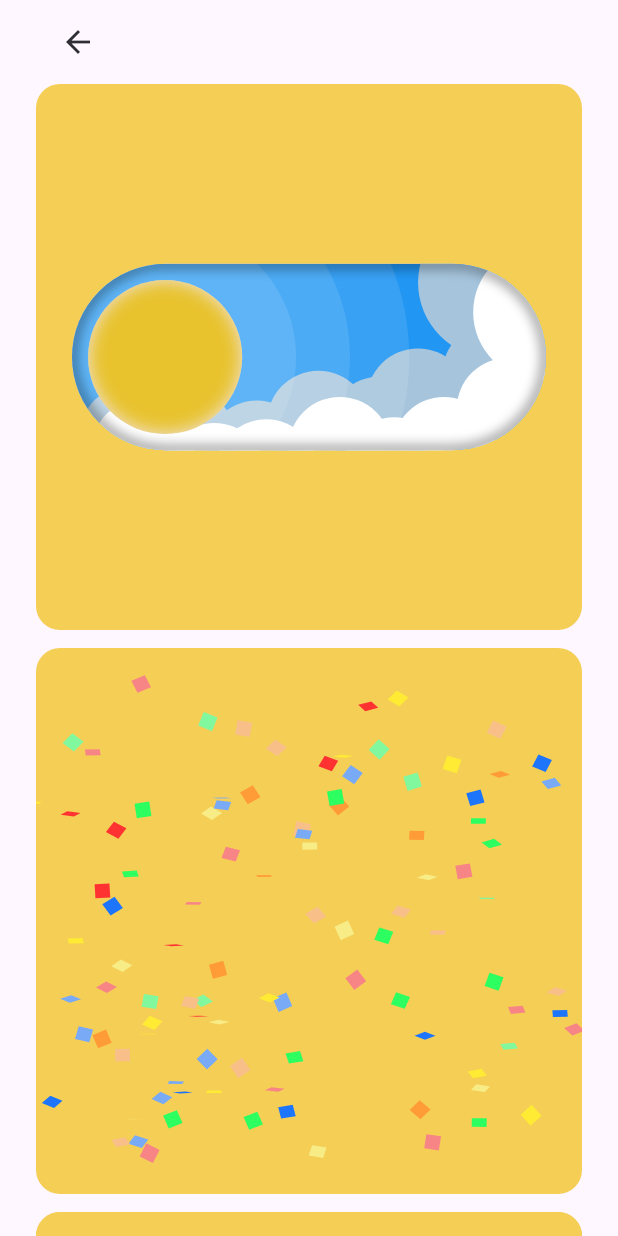
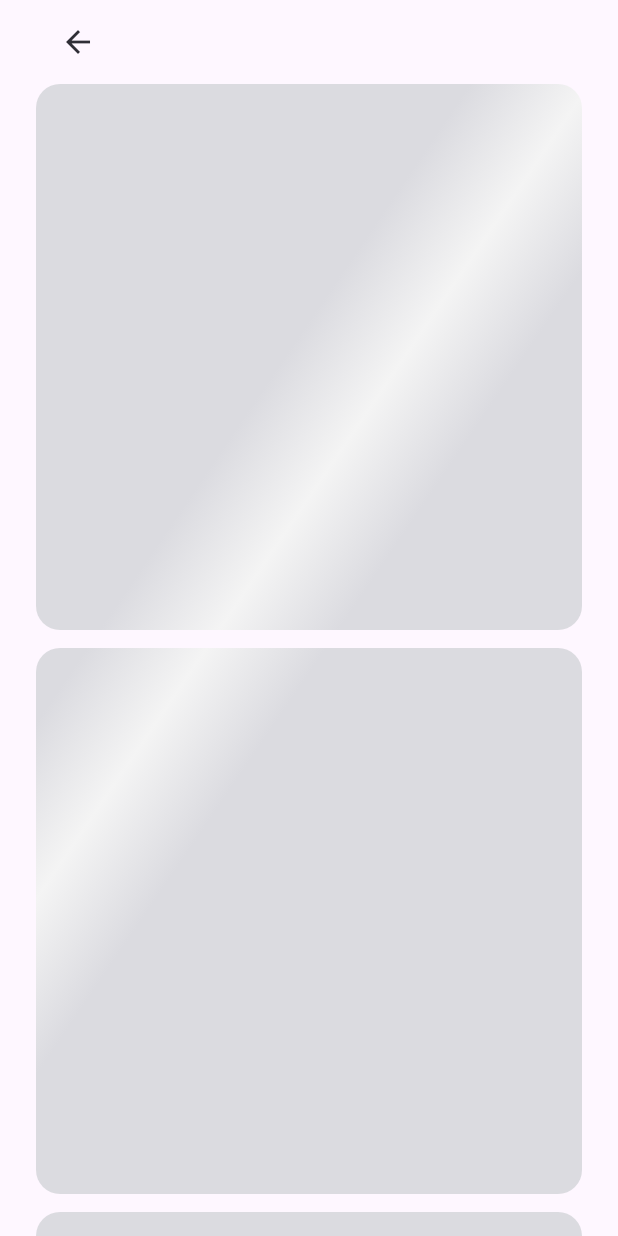
Before and after one commit to Haeheum/portfolio, a Flutter app: the StrengthPage screen opened directly, on a phone screen of 412 x 824 dp. Run offline on Flutter 3.47's test engine with Material 3 defaults, Android fonts, the light colour scheme and no system bars; our stand-ins replace audioplayers, google_fonts.

Commit message:
feat: shimmer effect added

```diff
--- /dev/null
+++ b/lib/src/presentation/custom/shimmer_effect.dart
@@ -0,0 +1,166 @@
+import 'package:flutter/material.dart';
+
+const shimmerGradient = LinearGradient(
+  colors: [
+    Color(0xFFDBDBE0),
+    Color(0xFFF4F4F4),
+    Color(0xFFDBDBE0),
+
+  ],
+  stops: [
+    0.35,
+    0.5,
+    0.65,
+  ],
+  begin: Alignment(-1.0, -0.3),
+  end: Alignment(1.0, 0.3),
+  tileMode: TileMode.clamp,
+);
+
+class Shimmer extends StatefulWidget {
+  static ShimmerState? of(BuildContext context) {
+    return context.findAncestorStateOfType<ShimmerState>();
+  }
+
+  const Shimmer({
+    super.key,
+    this.linearGradient = shimmerGradient,
+    this.child,
+  });
+
+  final LinearGradient linearGradient;
+  final Widget? child;
+
+  @override
+  ShimmerState createState() => ShimmerState();
+}
+
+class ShimmerState extends State<Shimmer> with SingleTickerProviderStateMixin {
+  late AnimationController _shimmerController;
+
+  @override
+  void initState() {
+    super.initState();
+
+    _shimmerController = AnimationController.unbounded(vsync: this)
+      ..repeat(min: -1, max: 2, period: const Duration(seconds: 2));
+  }
+
+  @override
+  void dispose() {
+    _shimmerController.dispose();
+    super.dispose();
+  }
+
+  LinearGradient get gradient => LinearGradient(
+        colors: widget.linearGradient.colors,
+        stops: widget.linearGradient.stops,
+        begin: widget.linearGradient.begin,
+        end: widget.linearGradient.end,
+        transform:
+            _SlidingGradientTransform(slidePercent: _shimmerController.value),
+      );
+
+  bool get isSized =>
+      (context.findRenderObject() as RenderBox?)?.hasSize ?? false;
+
+  Size get size => (context.findRenderObject() as RenderBox).size;
+
+  Offset getDescendantOffset({
+    required RenderBox descendant,
+    Offset offset = Offset.zero,
+  }) {
+    final shimmerBox = context.findRenderObject() as RenderBox;
+    return descendant.localToGlobal(offset, ancestor: shimmerBox);
+  }
+
+  Listenable get shimmerChanges => _shimmerController;
+
+  @override
+  Widget build(BuildContext context) {
+    return widget.child ?? const SizedBox();
+  }
+}
+
+class _SlidingGradientTransform extends GradientTransform {
+  const _SlidingGradientTransform({
+    required this.slidePercent,
+  });
+
+  final double slidePercent;
+
+  @override
+  Matrix4? transform(Rect bounds, {TextDirection? textDirection}) {
+    return Matrix4.translationValues(bounds.width * slidePercent, 0.0, 0.0);
+  }
+}
+
+class ShimmerLoading extends StatefulWidget {
+  const ShimmerLoading({
+    super.key,
+    required this.child,
+  });
+
+  final Widget child;
+
+  @override
+  State<ShimmerLoading> createState() => _ShimmerLoadingState();
+}
+
+class _ShimmerLoadingState extends State<ShimmerLoading> {
+  Listenable? _shimmerChanges;
+
+  @override
+  void didChangeDependencies() {
+    super.didChangeDependencies();
+    _shimmerChanges?.removeListener(_onShimmerChange);
+    _shimmerChanges = Shimmer.of(context)?.shimmerChanges;
+    if (_shimmerChanges != null) {
+      _shimmerChanges!.addListener(_onShimmerChange);
+    }
+  }
+
+  @override
+  void dispose() {
+    _shimmerChanges?.removeListener(_onShimmerChange);
+    super.dispose();
+  }
+
+  void _onShimmerChange() {
+    setState(() {});
+  }
+
+  @override
+  Widget build(BuildContext context) {
+    // Collect ancestor shimmer info.
+    final shimmer = Shimmer.of(context)!;
+    if (!shimmer.isSized) {
+      // The ancestor Shimmer widget has not laid
+      // itself out yet. Return an empty box.
+      return const SizedBox();
+    }
+    final shimmerSize = shimmer.size;
+    final gradient = shimmer.gradient;
+    if (context.findRenderObject() == null) {
+      return const SizedBox();
+    }
+    final offsetWithinShimmer = shimmer.getDescendantOffset(
+      descendant: context.findRenderObject() as RenderBox,
+    );
+
+    return ShaderMask(
+      blendMode: BlendMode.srcATop,
+      shaderCallback: (bounds) {
+        return gradient.createShader(
+          Rect.fromLTWH(
+            -offsetWithinShimmer.dx,
+            -offsetWithinShimmer.dy,
+            shimmerSize.width,
+            shimmerSize.height,
+          ),
+        );
+      },
+      child: widget.child,
+    );
+  }
+}
--- a/lib/src/presentation/custom/target_plate.dart
+++ b/lib/src/presentation/custom/target_plate.dart
@@ -17,7 +17,9 @@
 
   @override
   Widget build(BuildContext context) {
-    return ClipRRect(
+    return Material(
+      borderRadius: BorderRadius.circular(16.0),
+      child: ClipRRect(
         borderRadius: BorderRadius.circular(16.0),
         child: AnimatedContainer(
           duration: const Duration(milliseconds: 300),
@@ -43,6 +45,7 @@
                 toggleBackgroundColor: toggleBackgroundColor,
               ),
               size: Size.infinite,
+            ),
           ),
         ),
       ),
--- a/lib/src/presentation/strength/grid_item.dart
+++ b/lib/src/presentation/strength/grid_item.dart
@@ -3,9 +3,9 @@
 import '../../config/theme_extension.dart';
 
 class GridItem extends StatelessWidget {
-  const GridItem({super.key, required this.child, this.paddingValue = 24.0});
+  const GridItem({super.key, this.child, this.paddingValue = 24.0});
 
-  final Widget child;
+  final Widget? child;
   final double paddingValue;
 
   @override
@@ -18,7 +18,11 @@
       ),
       child: Padding(
         padding: EdgeInsets.all(paddingValue),
-        child: Center(child: child),
+        child: Center(
+            child: child ??
+                Container(
+                  color: Colors.transparent,
+                )),
       ),
     );
   }
--- a/lib/src/presentation/strength/page_strength.dart
+++ b/lib/src/presentation/strength/page_strength.dart
@@ -1,7 +1,9 @@
+import 'package:flutter/cupertino.dart';
 import 'package:flutter/material.dart';
 import 'package:portfolio/src/presentation/custom/target_plate.dart';
 
 import '../custom/confetti.dart';
+import '../custom/shimmer_effect.dart';
 import '../custom/sun_moon_switch.dart';
 import 'grid_item.dart';
 
@@ -13,6 +15,7 @@
     return Scaffold(
       body: Padding(
         padding: const EdgeInsets.symmetric(horizontal: 24.0),
+        child: Shimmer(
           child: CustomScrollView(
             slivers: [
               const SliverAppBar(),
@@ -21,6 +24,9 @@
                 mainAxisSpacing: 12.0,
                 crossAxisSpacing: 12.0,
                 children: [
+                  const ShimmerLoading(child: GridItem()),
+                  const ShimmerLoading(child: GridItem()),
+                  const ShimmerLoading(child: GridItem()),
                   GridItem(child: SunMoonSwitch(onChanged: (_) {})),
                   const GridItem(child: Confetti()),
                   const GridItem(paddingValue: 0, child: TargetPlate()),
@@ -29,6 +35,7 @@
             ],
           ),
         ),
+      ),
     );
   }
 }
```
Lines whose indentation alone changed are shown as unchanged.
